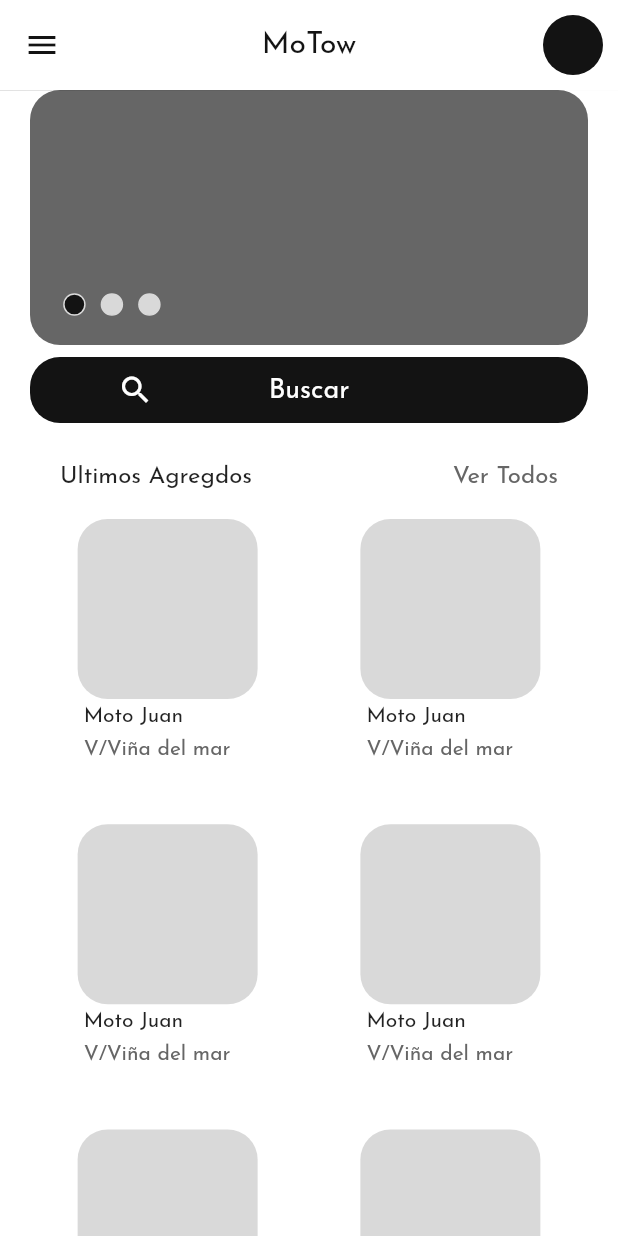
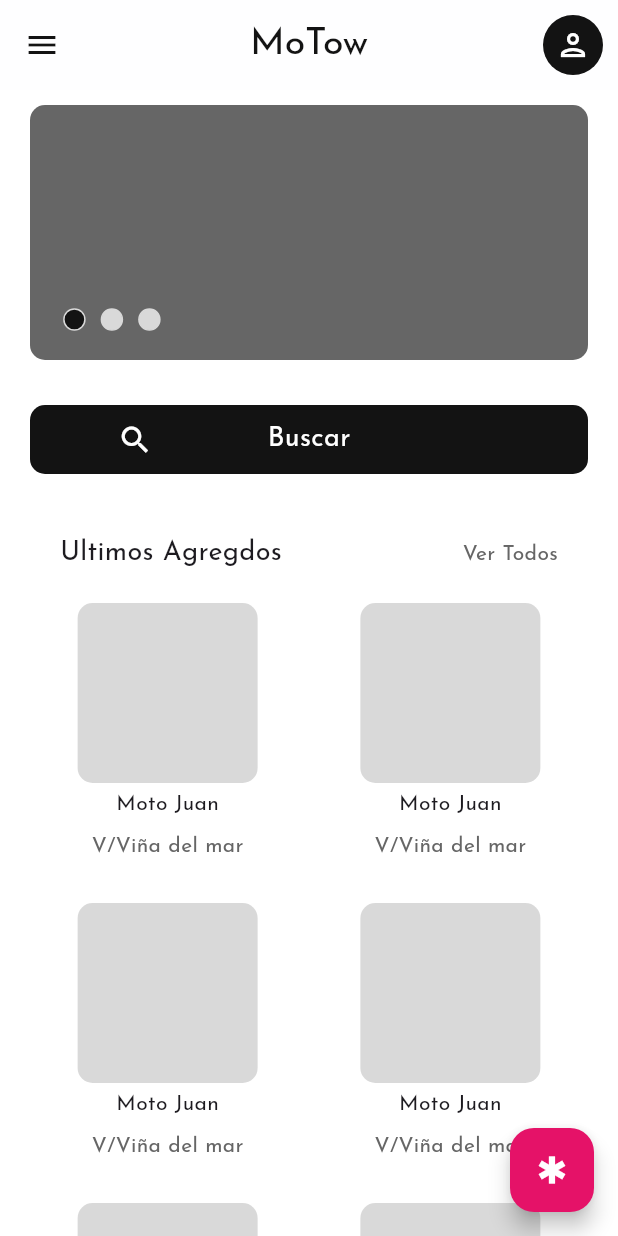
Before and after one commit to nagash93/motow-app, a Flutter app: the MainView screen opened by its route, on a phone screen of 412 x 824 dp. Run offline on Flutter 3.47's test engine with Material 2 defaults, Android fonts, the phone set to English and light mode, and no system bars; our stand-ins replace cloud_firestore, firebase_core, flutter_bloc, flutter_hooks, flutter_svg, go_router and 4 more; missing offline and left inert: sign_in_with_apple_platform_interface; accounts and stored records are empty.

Commit message:
fix: design and material 3 is activated

```diff
--- a/lib/app/my_app.dart
+++ b/lib/app/my_app.dart
@@ -22,6 +22,7 @@ class _MyAppState extends State<MyApp>  with RouterMixin {
         child: MaterialApp.router(
       title: 'Motow',
       theme: ThemeData(
+        useMaterial3: true,
         fontFamily: 'JosefinSans',
         scaffoldBackgroundColor: ColorApp.white,
         primaryColor: ColorApp.grey,
--- a/lib/common_widgets/avatar_user/mini_avatar_user.dart
+++ b/lib/common_widgets/avatar_user/mini_avatar_user.dart
@@ -18,6 +18,7 @@ class MiniAvatarUser extends StatelessWidget {
           borderRadius: BorderRadius.circular(50),
           color: ColorApp.black
         ),
+        child: const Icon(Icons.person_outlined,color: ColorApp.white,)
       ),
     );
   }
--- a/lib/common_widgets/item_tow/item_tow.dart
+++ b/lib/common_widgets/item_tow/item_tow.dart
@@ -2,33 +2,36 @@ import 'package:flutter/material.dart';
 import 'package:motow_app/constants/styles/style_shared.dart';
 
 class ItemTow extends StatelessWidget {
-  const ItemTow({Key? key,this.title,this.state}) : super(key: key);
+  const ItemTow({Key? key, this.title, this.state}) : super(key: key);
   final String? title;
   final String? state;
   @override
   Widget build(BuildContext context) {
     return Center(
       child: Column(
-        crossAxisAlignment: CrossAxisAlignment.start,
+        crossAxisAlignment: CrossAxisAlignment.center,
         children: [
           Container(
             width: 120,
             height: 120,
             decoration: BoxDecoration(
-              color: ColorApp.lightGray,
-              borderRadius: BorderRadius.circular(20)
-            ),
-
+                color: ColorApp.lightGray,
+                borderRadius: BorderRadius.circular(10)),
           ),
           Padding(
             padding: const EdgeInsets.all(4.0),
-            child: Text(title??'Moto Juan',textAlign: TextAlign.left,),
+            child: Text(
+              title ?? 'Moto Juan',
+              textAlign: TextAlign.left,
+            ),
           ),
           Padding(
             padding: const EdgeInsets.all(4.0),
-            child: Text(state??'V/Viña del mar',textAlign: TextAlign.start,style: const TextStyle(
-                color: ColorApp.grey
-            ),),
+            child: Text(
+              state ?? 'V/Viña del mar',
+              textAlign: TextAlign.start,
+              style: const TextStyle(color: ColorApp.grey),
+            ),
           ),
         ],
       ),
--- a/lib/common_widgets/item_tow/item_tow_horizontal.dart
+++ b/lib/common_widgets/item_tow/item_tow_horizontal.dart
@@ -21,7 +21,7 @@ class ItemTowHorizontal extends StatelessWidget {
               height: 120,
               decoration: BoxDecoration(
                   color: ColorApp.lightGray,
-                  borderRadius: BorderRadius.circular(20)),
+                  borderRadius: BorderRadius.circular(10)),
             ),
             Expanded(
               child: Container(
--- a/lib/common_widgets/main_app_bar/main_app_bar.dart
+++ b/lib/common_widgets/main_app_bar/main_app_bar.dart
@@ -11,11 +11,12 @@ class MainAppBar extends StatelessWidget implements PreferredSizeWidget{
     return AppBar(
       backgroundColor: ColorApp.white,
       toolbarHeight: 60,
-      elevation: 0.2,
+      elevation: 0.1,
       automaticallyImplyLeading: false,
       titleSpacing: 0,
       title: const Text('MoTow',style:TextStyle(
-        color:  ColorApp.black
+        color:  ColorApp.black,
+        fontSize: 25,
       ),),
       centerTitle: true,
       leading:  IconButton(
--- a/lib/common_widgets/main_button/main_button.dart
+++ b/lib/common_widgets/main_button/main_button.dart
@@ -15,7 +15,7 @@ class MainButton extends StatelessWidget {
         child: Ink(
           decoration: BoxDecoration(
             color: ColorApp.black,
-            borderRadius: BorderRadius.circular(20),
+            borderRadius: BorderRadius.circular(10),
           ),
           padding: const EdgeInsets.symmetric(horizontal: 20,vertical: 10),
           child: Row(
--- a/lib/common_widgets/mini_slider/mini_slider.dart
+++ b/lib/common_widgets/mini_slider/mini_slider.dart
@@ -10,10 +10,10 @@ class MiniSlider extends HookWidget {
   Widget build(BuildContext context) {
     final pageController = usePageController();
     final selectedIndex = useState(0);
-    return Container(
+    return SizedBox(
         height: 170,
         child: Stack(
-          alignment: Alignment(-0.9, 0.8),
+          alignment: const Alignment(-0.9, 0.8),
           children: [
             PageView(
               controller: pageController,
@@ -44,7 +44,7 @@ class MiniSlider extends HookWidget {
     return Container(
       width: double.infinity,
       decoration: BoxDecoration(
-          color: ColorApp.grey, borderRadius: BorderRadius.circular(20)),
+          color: ColorApp.grey, borderRadius: BorderRadius.circular(10)),
     );
   }
 
--- a/lib/common_widgets/text_form_custom/text_form_custom.dart
+++ b/lib/common_widgets/text_form_custom/text_form_custom.dart
@@ -10,7 +10,7 @@ class TextFormCustom extends StatelessWidget {
         padding:const  EdgeInsets.symmetric(horizontal: 20),
         decoration: BoxDecoration(
             color: ColorApp.lightGray,
-            borderRadius: BorderRadius.circular(20)),
+            borderRadius: BorderRadius.circular(10)),
         child: TextFormField(
           cursorColor: ColorApp.black,
           decoration: const InputDecoration(
--- a/lib/constants/styles/box_decoration_shared.dart
+++ b/lib/constants/styles/box_decoration_shared.dart
@@ -3,7 +3,7 @@ import 'package:flutter/material.dart';
 abstract class BoxDecarationShared {
 
   static  BoxDecoration boxBorderRaidus = BoxDecoration(
-      borderRadius:  BorderRadius.circular(20)
+      borderRadius:  BorderRadius.circular(10)
   );
 
 }
--- a/lib/constants/styles/color_app.dart
+++ b/lib/constants/styles/color_app.dart
@@ -7,4 +7,5 @@ class ColorApp{
   static const lightGray = Color(0xffd9d9d9);
   static const ultraLightGray = Color(0xffF9F9FB);
   static const white = Color(0xffffffff);
+  static const accentRed = Color(0xffe51268);
 }
--- a/lib/features/main/screens/main_view.dart
+++ b/lib/features/main/screens/main_view.dart
@@ -16,13 +16,21 @@ class MainView extends StatelessWidget {
     return Scaffold(
       appBar: const MainAppBar(),
       drawer: const DrawerMainMenu(),
-      body: Padding(
-        padding: const EdgeInsets.symmetric(horizontal: 20),
+      floatingActionButton: FloatingActionButton(
+        onPressed: () {
+          print('help');
+        },
+        backgroundColor: ColorApp.accentRed,
+        child: const Icon(Icons.emergency,color: Colors.white,),
+      ),
+      body: SingleChildScrollView(
+        child: Padding(
+          padding: const EdgeInsets.only(right: 20,left:20,top: 10),
           child: Column(
             children: [
               const MiniSlider(),
               Padding(
-              padding: const EdgeInsets.symmetric(vertical: 8),
+                padding: const EdgeInsets.only(top: 30,bottom: 20),
                 child: MainButton(
                   prefixIcon: Icons.search,
                   text: 'Buscar',
@@ -39,31 +47,35 @@ class MainView extends StatelessWidget {
                       child: Text(
                         'Ultimos Agregdos',
                         style: TextStyle(
-                        fontSize: 16,
+                          fontSize: 18,
                         ),
                       ),
                     ),
                     Text(
                       'Ver Todos',
-                    style: TextStyle(fontSize: 16, color: ColorApp.grey),
+                      style: TextStyle(fontSize: 14, color: ColorApp.grey),
                     )
                   ],
                 ),
               ),
-            Expanded(
-              child: GridView.builder(
+
+              GridView.builder(
                   gridDelegate: const SliverGridDelegateWithMaxCrossAxisExtent(
                     maxCrossAxisExtent: 200,
+                    mainAxisExtent: 180,
+                    childAspectRatio: 1,
                     crossAxisSpacing: 5,
                     mainAxisSpacing: 20,
                   ),
+                  shrinkWrap: true,
+                  physics: const NeverScrollableScrollPhysics(),
                   itemCount: 10,
                   itemBuilder: (BuildContext ctx, index) {
                     return const ItemTow();
                   },
                 ),
-            )
             ],
+          ),
         ),
       ),
     );
--- a/lib/features/search/components/tag_text.dart
+++ b/lib/features/search/components/tag_text.dart
@@ -14,7 +14,7 @@ class TagText extends StatelessWidget {
       decoration: BoxDecoration(
         color: isSelected?ColorApp.black:ColorApp.white,
         border: Border.all(color: ColorApp.black,width: 1),
-        borderRadius: BorderRadius.circular(20)
+        borderRadius: BorderRadius.circular(10)
       ),
       child: Center(child: Text(text??'',
       style: TextStyle(
--- a/lib/features/search/search_view.dart
+++ b/lib/features/search/search_view.dart
@@ -53,7 +53,7 @@ class SearchView extends HookWidget {
                   padding: const EdgeInsets.symmetric(horizontal: 5),
                   decoration: BoxDecoration(
                     color: ColorApp.lightGray,
-                    borderRadius: BorderRadius.circular(20),
+                    borderRadius: BorderRadius.circular(10),
                   ),
                   child: DropdownButtonFormField(
                     onChanged: (_) {},
@@ -74,7 +74,7 @@ class SearchView extends HookWidget {
                   padding: const EdgeInsets.symmetric(horizontal: 5),
                   decoration: BoxDecoration(
                     color: ColorApp.lightGray,
-                    borderRadius: BorderRadius.circular(20),
+                    borderRadius: BorderRadius.circular(10),
                   ),
                   child: DropdownButtonFormField(
                     onChanged: (_) {},
```
Lines whose indentation alone changed are shown as unchanged.
